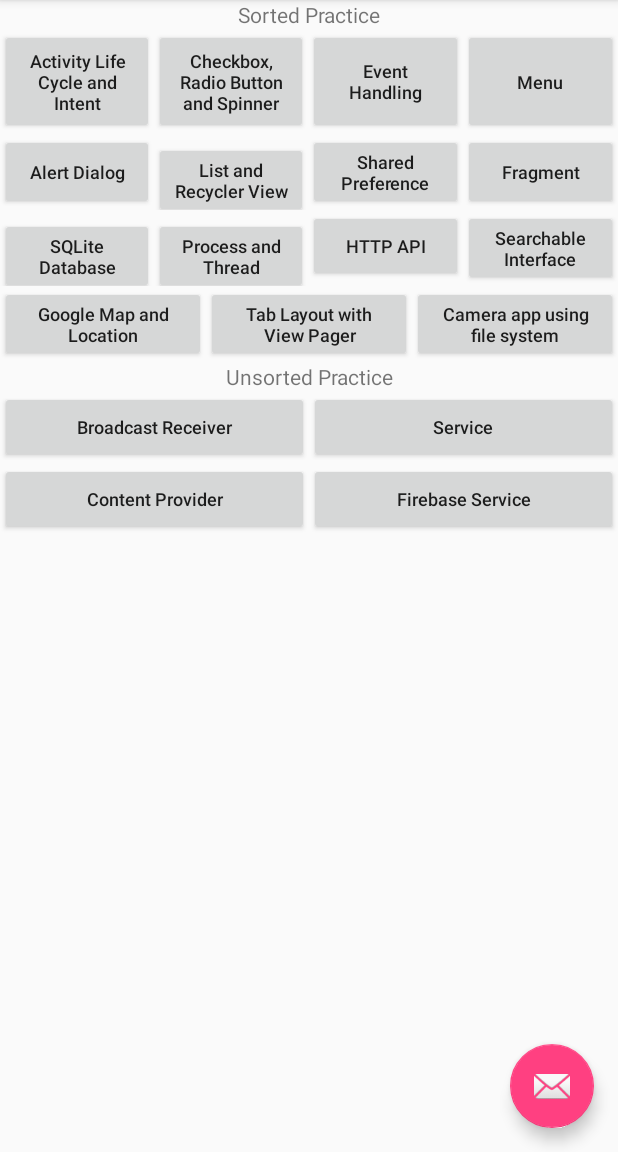
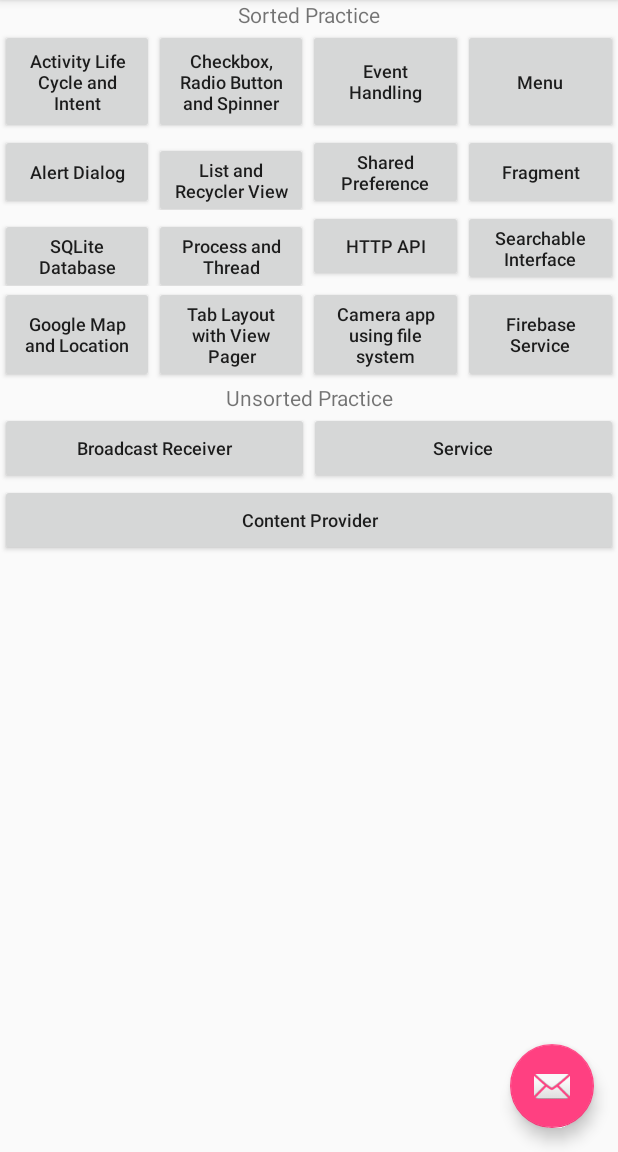
Before and after one commit to almasud/Android-Fundamentals, an Android app: the screen it shows after launch (MainActivity), on a phone screen of 412 x 824 dp, the part 84-1236 px from its top. Run offline under Robolectric (Android 15) with nearby library versions, the phone set to English and light mode, and no system bars.

Commit message:
Re-package of firebase services and add the activity button in sorted UI

```diff
--- a/app/src/main/AndroidManifest.xml
+++ b/app/src/main/AndroidManifest.xml
@@ -18,8 +18,8 @@
         android:roundIcon="@mipmap/ic_launcher_round"
         android:supportsRtl="true"
         android:theme="@style/AppTheme">
-        <activity android:name=".firebase_service.EventActivity"></activity>
-        <activity android:name=".firebase_service.BuildInAuthActivity" />
+        <activity android:name=".firebase_service.build_in_auth.EventActivity"></activity>
+        <activity android:name=".firebase_service.build_in_auth.BuildInAuthActivity" />
         <activity android:name=".firebase_service.CustomAuthActivity" />
         <activity android:name=".map_location.MapDirectionActivity" />
         <activity android:name=".map_location.LocationPermissionActivity" />
--- a/app/src/main/java/com/example/almasud/fundamental/firebase_service/FirebaseActivity.java
+++ b/app/src/main/java/com/example/almasud/fundamental/firebase_service/FirebaseActivity.java
@@ -2,6 +2,8 @@ package com.example.almasud.fundamental.firebase_service;
 
 import android.content.Intent;
 import android.os.Bundle;
+
+import com.example.almasud.fundamental.firebase_service.build_in_auth.BuildInAuthActivity;
 import com.google.android.material.floatingactionbutton.FloatingActionButton;
 import com.google.android.material.snackbar.Snackbar;
 import androidx.appcompat.app.AppCompatActivity;
--- a/app/src/main/java/com/example/almasud/fundamental/firebase_service/BuildInAuthActivity.java
+++ b/app/src/main/java/com/example/almasud/fundamental/firebase_service/build_in_auth/BuildInAuthActivity.java
@@ -1,4 +1,4 @@
-package com.example.almasud.fundamental.firebase_service;
+package com.example.almasud.fundamental.firebase_service.build_in_auth;
 
 import androidx.annotation.NonNull;
 import androidx.annotation.Nullable;
@@ -13,6 +13,7 @@ import android.widget.TextView;
 import android.widget.Toast;
 
 import com.example.almasud.fundamental.R;
+import com.example.almasud.fundamental.firebase_service.FirebaseActivity;
 import com.firebase.ui.auth.AuthUI;
 import com.google.android.gms.tasks.OnCompleteListener;
 import com.google.android.gms.tasks.Task;
--- a/app/src/main/java/com/example/almasud/fundamental/firebase_service/Event.java
+++ b/app/src/main/java/com/example/almasud/fundamental/firebase_service/build_in_auth/Event.java
@@ -1,4 +1,4 @@
-package com.example.almasud.fundamental.firebase_service;
+package com.example.almasud.fundamental.firebase_service.build_in_auth;
 
 public class Event {
     private String eventId;
--- a/app/src/main/java/com/example/almasud/fundamental/firebase_service/EventActivity.java
+++ b/app/src/main/java/com/example/almasud/fundamental/firebase_service/build_in_auth/EventActivity.java
@@ -1,4 +1,4 @@
-package com.example.almasud.fundamental.firebase_service;
+package com.example.almasud.fundamental.firebase_service.build_in_auth;
 
 import android.os.Bundle;
 import android.view.MenuInflater;
--- a/app/src/main/java/com/example/almasud/fundamental/firebase_service/EventAdapter.java
+++ b/app/src/main/java/com/example/almasud/fundamental/firebase_service/build_in_auth/EventAdapter.java
@@ -1,4 +1,4 @@
-package com.example.almasud.fundamental.firebase_service;
+package com.example.almasud.fundamental.firebase_service.build_in_auth;
 
 import android.content.Context;
 import android.view.LayoutInflater;
--- a/app/src/main/res/layout/activity_build_in_auth.xml
+++ b/app/src/main/res/layout/activity_build_in_auth.xml
@@ -4,7 +4,7 @@
     xmlns:tools="http://schemas.android.com/tools"
     android:layout_width="match_parent"
     android:layout_height="match_parent"
-    tools:context=".firebase_service.BuildInAuthActivity">
+    tools:context=".firebase_service.build_in_auth.BuildInAuthActivity">
 
     <TextView
         android:id="@+id/textViewFbaseAuthUemail"
--- a/app/src/main/res/layout/activity_fbasedbevnet.xml
+++ b/app/src/main/res/layout/activity_fbasedbevnet.xml
@@ -4,7 +4,7 @@
     xmlns:tools="http://schemas.android.com/tools"
     android:layout_width="match_parent"
     android:layout_height="match_parent"
-    tools:context=".firebase_service.EventActivity">
+    tools:context=".firebase_service.build_in_auth.EventActivity">
 
     <TextView
         android:id="@+id/textViewFbDbEventAdd"
--- a/app/src/main/res/layout/content_main.xml
+++ b/app/src/main/res/layout/content_main.xml
@@ -183,6 +183,15 @@
             android:textAllCaps="false"
             android:textSize="12sp" />
 
+        <Button
+            android:layout_width="0dp"
+            android:layout_height="match_parent"
+            android:layout_weight="1"
+            android:onClick="activityFirebase"
+            android:text="@string/firebase_service"
+            android:textAllCaps="false"
+            android:textSize="12sp" />
+
 </LinearLayout>
 
     <LinearLayout
@@ -236,15 +245,6 @@
             android:textSize="12sp"
             android:onClick="activityContentProvider"/>
 
-        <Button
-            android:layout_width="0dp"
-            android:layout_height="match_parent"
-            android:layout_weight="1"
-            android:onClick="activityFirebase"
-            android:text="@string/firebase_service"
-            android:textAllCaps="false"
-            android:textSize="12sp" />
-
     </LinearLayout>
 
 </LinearLayout>
```
